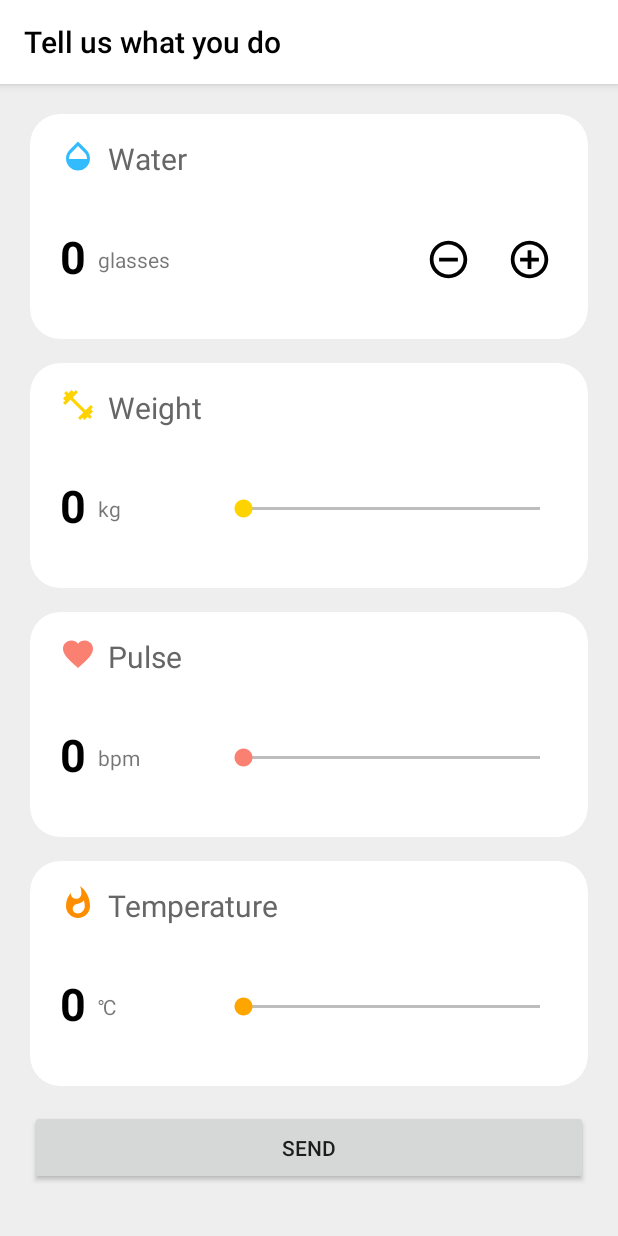
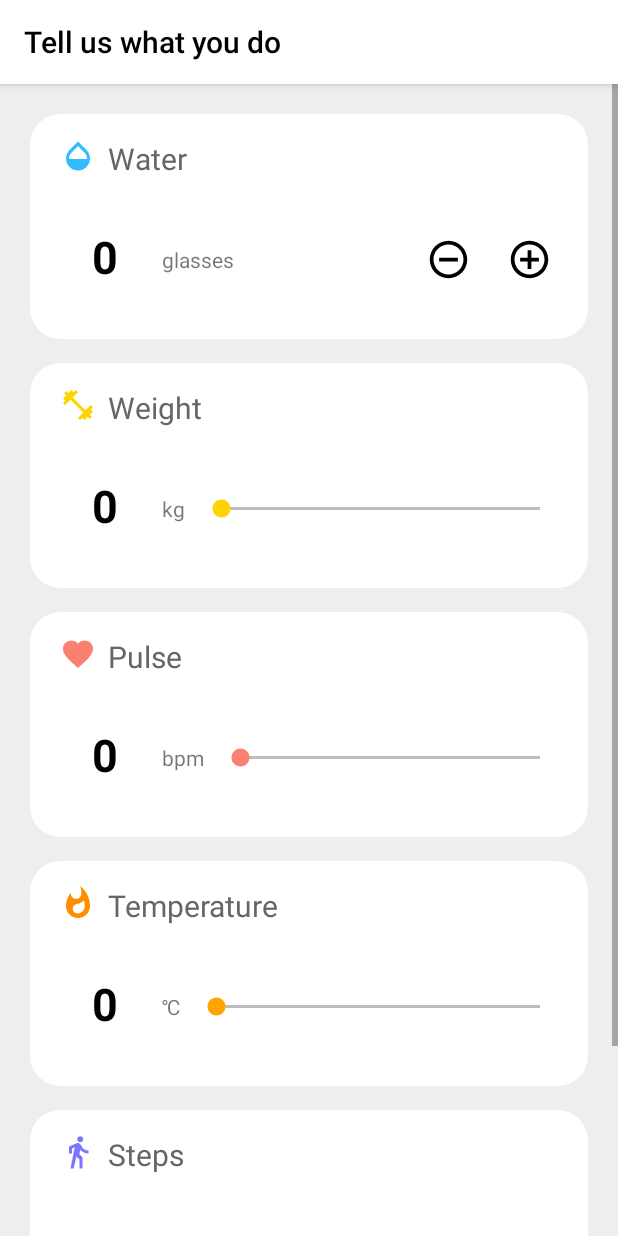
Before and after one commit to luiginic/AndroidApp, an Android app: the DataEntryActivity screen opened directly, with no data from a screen before it, on a phone screen of 412 x 824 dp. Run offline under Robolectric (Android 15) with nearby library versions, the phone set to English and light mode, and no system bars.

Commit message:
last changes

```diff
--- a/second/second/app/src/main/AndroidManifest.xml
+++ b/second/second/app/src/main/AndroidManifest.xml
@@ -3,6 +3,7 @@
     package="client.test">
 
     <uses-permission android:name="android.permission.INTERNET" />
+    <uses-permission android:name="android.permission.BODY_SENSORS"/>
 
     <application
         android:allowBackup="true"
@@ -18,7 +19,9 @@
                 <category android:name="android.intent.category.LAUNCHER" />
             </intent-filter>
         </activity>
-        <activity android:name=".DataEntryActivity"></activity>
+        <activity android:name=".data_collection.DataEntryActivity"></activity>
+
+
     </application>
 
 </manifest>
--- a/second/second/app/src/main/java/client/test/DataEntryActivity.java
+++ b/second/second/app/src/main/java/client/test/data_collection/DataEntryActivity.java
@@ -1,27 +1,40 @@
-package client.test;
+package client.test.data_collection;
 
+import android.content.Context;
 import android.graphics.Color;
 import android.graphics.drawable.ColorDrawable;
+import android.hardware.Sensor;
+import android.hardware.SensorEvent;
+import android.hardware.SensorEventListener;
+import android.hardware.SensorManager;
 import android.support.v7.app.ActionBar;
 import android.support.v7.app.AppCompatActivity;
 import android.os.Bundle;
-import android.support.v7.widget.Toolbar;
 import android.text.Html;
+import android.util.Log;
 import android.view.View;
 import android.widget.Button;
 import android.widget.SeekBar;
 import android.widget.TextView;
 import android.widget.Toast;
 
-import client.test.model.PacientDailyInfo;
-import client.test.networking.PacientDataEntryClient;
+import java.text.DateFormat;
+import java.text.SimpleDateFormat;
+import java.util.Calendar;
+import java.util.Date;
+
+import client.test.R;
+import client.test.data_collection.model.PacientDailyInfo;
+import client.test.data_collection.networking.PacientDataEntryClient;
 import retrofit2.Call;
 import retrofit2.Callback;
 import retrofit2.Response;
 import retrofit2.Retrofit;
 import retrofit2.converter.gson.GsonConverterFactory;
 
-public class DataEntryActivity extends AppCompatActivity {
+public class DataEntryActivity extends AppCompatActivity implements SensorEventListener {
+
+    public static final String TAG = "DataEntryActivity";
 
     private TextView numberOfGlassesTV;
     private TextView glassesText;
@@ -32,6 +45,9 @@ public class DataEntryActivity extends AppCompatActivity {
     private SeekBar seekBarPulse;
     private TextView tempInCelsius;
     private SeekBar seekBarTemp;
+    private TextView stepsText;
+    private SensorManager sensorManager;
+    private Sensor stepCounter;
 
 
 
@@ -52,6 +68,8 @@ public class DataEntryActivity extends AppCompatActivity {
 
         tempInCelsius = findViewById(R.id.tempInCelsius);
         seekBarTemp = findViewById(R.id.seekBarTemp);
+
+        stepsText = findViewById(R.id.number_of_stepsTV);
 
         seekBarWeight.setMax(200);
         seekBarTemp.setMax(20);
@@ -107,6 +125,12 @@ public class DataEntryActivity extends AppCompatActivity {
             }
         });
 
+        sensorManager = (SensorManager) getSystemService(Context.SENSOR_SERVICE);
+        if (sensorManager.getDefaultSensor(Sensor.TYPE_STEP_COUNTER) != null) {
+            stepCounter = sensorManager.getDefaultSensor(Sensor.TYPE_STEP_COUNTER);
+        } else {
+            Toast.makeText(this, "This device does not have a step counter sensor", Toast.LENGTH_LONG).show();
+        }
 
 
     }
@@ -141,7 +165,8 @@ public class DataEntryActivity extends AppCompatActivity {
 
     //This method gets called whenever user presses send button
     public void sendDailyData(View view) {
-        Retrofit retrofit = new Retrofit.Builder().baseUrl("http://10.0.2.2:5000/")
+
+        Retrofit retrofit = new Retrofit.Builder().baseUrl("http://192.168.2.166:5000/")
                 .addConverterFactory(GsonConverterFactory.create())
                 .build();
 
@@ -169,7 +194,38 @@ public class DataEntryActivity extends AppCompatActivity {
         Integer weight      = Integer.parseInt(weightInKgTv.getText().toString());
         Integer pulse       = Integer.parseInt(pulseBPM.getText().toString());
         Integer temperature = Integer.parseInt(tempInCelsius.getText().toString());
+        Integer steps       = Integer.parseInt(stepsText.getText().toString());
 
-        return new PacientDailyInfo(water, weight, pulse, temperature);
+        DateFormat df = new SimpleDateFormat("dd-MM-yyyy");
+        String today = df.format(Calendar.getInstance().getTime());
+
+        Log.d(TAG, "getAllPacientDataInfo: "+ today);
+
+        return new PacientDailyInfo(water, weight, pulse, temperature, steps, today);
+    }
+
+    @Override
+    public void onSensorChanged(SensorEvent sensorEvent) {
+        Log.d(TAG, "onSensorChanged: BEAT!");
+        int stepsCount = (int)sensorEvent.values[0];
+        stepsText.setText(stepsCount + "");
+
+    }
+
+    @Override
+    public void onAccuracyChanged(Sensor sensor, int i) {
+
+    }
+
+    @Override
+    protected void onResume() {
+        super.onResume();
+        sensorManager.registerListener(this, stepCounter, SensorManager.SENSOR_DELAY_UI);
+    }
+
+    @Override
+    protected void onPause() {
+        super.onPause();
+        sensorManager.unregisterListener(this);
     }
 }
--- /dev/null
+++ b/second/second/app/src/main/java/client/test/data_collection/model/PacientDailyInfo.java
@@ -0,0 +1,26 @@
+package client.test.data_collection.model;
+
+import java.util.Date;
+
+public class PacientDailyInfo {
+    private Integer water;
+    private Integer weight;
+    private Integer pulse;
+    private Integer temperature;
+    private Integer steps;
+    private String today;
+
+    public PacientDailyInfo(Integer water, Integer weight, Integer pulse, Integer temperature, Integer steps, String today) {
+        this.water = water;
+        this.weight = weight;
+        this.pulse = pulse;
+        this.temperature = temperature;
+        this.steps = steps;
+        this.today = today;
+    }
+
+    @Override
+    public String toString() {
+        return water.toString()+ ',' + weight.toString()+',' + pulse.toString() +','+ temperature.toString() + ',' + steps.toString();
+    }
+}
--- a/second/second/app/src/main/java/client/test/networking/PacientDataEntryClient.java
+++ b/second/second/app/src/main/java/client/test/data_collection/networking/PacientDataEntryClient.java
@@ -1,13 +1,13 @@
-package client.test.networking;
+package client.test.data_collection.networking;
 
-import client.test.model.PacientDailyInfo;
+import client.test.data_collection.model.PacientDailyInfo;
 import retrofit2.Call;
 import retrofit2.http.Body;
 import retrofit2.http.POST;
 
 public interface PacientDataEntryClient {
 
-    @POST("/anomaly")
+    @POST("/index")
     Call<PacientDailyInfo>  sendDailyData(@Body PacientDailyInfo info);
 
 }
--- a/second/second/app/src/main/java/client/test/model/PacientDailyInfo.java
+++ /dev/null
@@ -1,20 +0,0 @@
-package client.test.model;
-
-public class PacientDailyInfo {
-    private Integer water;
-    private Integer weight;
-    private Integer pulse;
-    private Integer temperature;
-
-    public PacientDailyInfo(Integer water, Integer weight, Integer pulse, Integer temperature) {
-        this.water = water;
-        this.weight = weight;
-        this.pulse = pulse;
-        this.temperature = temperature;
-    }
-
-    @Override
-    public String toString() {
-        return water.toString()+ ',' + weight.toString()+',' + pulse.toString() +','+ temperature.toString();
-    }
-}
--- /dev/null
+++ b/second/second/app/src/main/res/drawable/walk_image.xml
@@ -0,0 +1,5 @@
+<vector android:height="24dp" android:tint="#7D74FF"
+    android:viewportHeight="24.0" android:viewportWidth="24.0"
+    android:width="24dp" xmlns:android="http://schemas.android.com/apk/res/android">
+    <path android:fillColor="#FF000000" android:pathData="M13.5,5.5c1.1,0 2,-0.9 2,-2s-0.9,-2 -2,-2 -2,0.9 -2,2 0.9,2 2,2zM9.8,8.9L7,23h2.1l1.8,-8 2.1,2v6h2v-7.5l-2.1,-2 0.6,-3C14.8,12 16.8,13 19,13v-2c-1.9,0 -3.5,-1 -4.3,-2.4l-1,-1.6c-0.4,-0.6 -1,-1 -1.7,-1 -0.3,0 -0.5,0.1 -0.8,0.1L6,8.3V13h2V9.6l1.8,-0.7"/>
+</vector>
--- a/second/second/app/src/main/res/layout/activity_data_entry.xml
+++ b/second/second/app/src/main/res/layout/activity_data_entry.xml
@@ -5,7 +5,7 @@
     android:layout_width="match_parent"
     android:layout_height="match_parent"
     android:background="#EEE"
-    tools:context="client.test.DataEntryActivity">
+    tools:context="client.test.data_collection.DataEntryActivity">
 
 
     <LinearLayout
@@ -53,7 +53,7 @@
 
                 <TextView
                     android:id="@+id/number_of_glasses"
-                    android:layout_width="wrap_content"
+                    android:layout_width="60dp"
                     android:layout_height="0dp"
                     android:layout_marginStart="20dp"
                     android:layout_marginTop="8dp"
@@ -154,7 +154,7 @@
 
                 <TextView
                     android:id="@+id/weightInKg"
-                    android:layout_width="wrap_content"
+                    android:layout_width="60dp"
                     android:layout_height="0dp"
                     android:layout_marginStart="20dp"
                     android:layout_marginTop="8dp"
@@ -185,17 +185,19 @@
 
                 <SeekBar
                     android:id="@+id/seekBarWeight"
-                    android:layout_width="230dp"
+                    android:layout_width="0dp"
                     android:layout_height="wrap_content"
+                    android:layout_marginStart="8dp"
                     android:layout_marginTop="8dp"
                     android:layout_marginEnd="16dp"
                     android:layout_marginBottom="8dp"
                     android:progressBackgroundTint="#000"
                     android:progressTint="#FFD300"
+
                     android:thumbTint="#FFD300"
-
                     card_view:layout_constraintBottom_toBottomOf="parent"
                     card_view:layout_constraintEnd_toEndOf="parent"
+                    card_view:layout_constraintStart_toEndOf="@+id/kgTV"
                     card_view:layout_constraintTop_toBottomOf="@+id/weightTV" />
 
 
@@ -241,7 +243,7 @@
 
                 <TextView
                     android:id="@+id/pulseBPM"
-                    android:layout_width="wrap_content"
+                    android:layout_width="60dp"
                     android:layout_height="0dp"
                     android:layout_marginStart="20dp"
                     android:layout_marginTop="8dp"
@@ -272,17 +274,19 @@
 
                 <SeekBar
                     android:id="@+id/seekBarPulse"
-                    android:layout_width="230dp"
+                    android:layout_width="0dp"
                     android:layout_height="wrap_content"
+                    android:layout_marginStart="8dp"
                     android:layout_marginTop="8dp"
                     android:layout_marginEnd="16dp"
                     android:layout_marginBottom="8dp"
                     android:progressBackgroundTint="#000"
                     android:progressTint="#FA8072"
+
                     android:thumbTint="#FA8072"
-
                     card_view:layout_constraintBottom_toBottomOf="parent"
                     card_view:layout_constraintEnd_toEndOf="parent"
+                    card_view:layout_constraintStart_toEndOf="@+id/bmpTV"
                     card_view:layout_constraintTop_toBottomOf="@+id/pulseTV" />
 
 
@@ -328,7 +332,7 @@
 
                 <TextView
                     android:id="@+id/tempInCelsius"
-                    android:layout_width="wrap_content"
+                    android:layout_width="60dp"
                     android:layout_height="0dp"
                     android:layout_marginStart="20dp"
                     android:layout_marginTop="8dp"
@@ -359,22 +363,99 @@
 
                 <SeekBar
                     android:id="@+id/seekBarTemp"
-                    android:layout_width="230dp"
+                    android:layout_width="0dp"
                     android:layout_height="wrap_content"
+                    android:layout_marginStart="8dp"
                     android:layout_marginTop="8dp"
                     android:layout_marginEnd="16dp"
+
                     android:layout_marginBottom="8dp"
-
                     android:progressBackgroundTint="#000"
                     android:progressTint="#FFA500"
                     android:thumbTint="#FFA500"
                     card_view:layout_constraintBottom_toBottomOf="parent"
                     card_view:layout_constraintEnd_toEndOf="parent"
+                    card_view:layout_constraintStart_toEndOf="@+id/celsius"
                     card_view:layout_constraintTop_toBottomOf="@+id/temperatureTv" />
 
 
             </android.support.constraint.ConstraintLayout>
         </android.support.v7.widget.CardView>
+
+
+        <android.support.v7.widget.CardView
+            xmlns:card_view="http://schemas.android.com/apk/res-auto"
+            android:layout_gravity="center"
+            android:layout_width="match_parent"
+            android:layout_height="150dp"
+            android:layout_marginBottom="16dp"
+            card_view:cardCornerRadius="20dp"
+            card_view:cardElevation="0dp">
+
+            <android.support.constraint.ConstraintLayout
+                android:layout_width="match_parent"
+                android:layout_height="match_parent">
+
+                <ImageView
+                    android:id="@+id/stepsImage"
+                    android:layout_width="wrap_content"
+                    android:layout_height="wrap_content"
+                    android:layout_marginStart="20dp"
+                    android:layout_marginTop="16dp"
+                    android:src="@drawable/walk_image"
+                    card_view:layout_constraintStart_toStartOf="parent"
+                    card_view:layout_constraintTop_toTopOf="parent"
+                    />
+
+                <TextView
+                    android:id="@+id/textSteps"
+                    android:layout_width="wrap_content"
+                    android:layout_height="wrap_content"
+                    android:layout_marginStart="8dp"
+                    android:layout_marginTop="16dp"
+                    android:text="Steps"
+                    android:textColor="#666"
+                    android:textSize="20sp"
+                    card_view:layout_constraintStart_toEndOf="@+id/stepsImage"
+                    card_view:layout_constraintTop_toTopOf="parent" />
+
+                <TextView
+                    android:id="@+id/number_of_stepsTV"
+                    android:layout_width="60dp"
+                    android:layout_height="0dp"
+                    android:layout_marginStart="20dp"
+                    android:layout_marginTop="8dp"
+
+                    android:gravity="center"
+                    android:layout_marginBottom="8dp"
+                    android:text="0"
+                    android:textColor="#000"
+                    android:textSize="30sp"
+
+                    android:textStyle="bold"
+                    card_view:layout_constraintBottom_toBottomOf="parent"
+                    card_view:layout_constraintStart_toStartOf="parent"
+                    card_view:layout_constraintTop_toBottomOf="@+id/stepsImage" />
+
+                <TextView
+                    android:id="@+id/just_the_steps_bottext"
+                    android:layout_width="wrap_content"
+                    android:layout_height="wrap_content"
+                    android:layout_marginStart="8dp"
+                    android:layout_marginTop="8dp"
+                    android:layout_marginBottom="8dp"
+                    android:text="steps"
+                    card_view:layout_constraintBottom_toBottomOf="parent"
+                    card_view:layout_constraintStart_toEndOf="@+id/number_of_stepsTV"
+                    card_view:layout_constraintTop_toBottomOf="@+id/textSteps"
+                    />
+
+
+
+
+            </android.support.constraint.ConstraintLayout>
+        </android.support.v7.widget.CardView>
+
 
         <Button
             android:layout_width="match_parent"
```
Also changed, not shown: second/second/app/src/main/java/client/test/MainActivity.java (+2 -0 lines).
